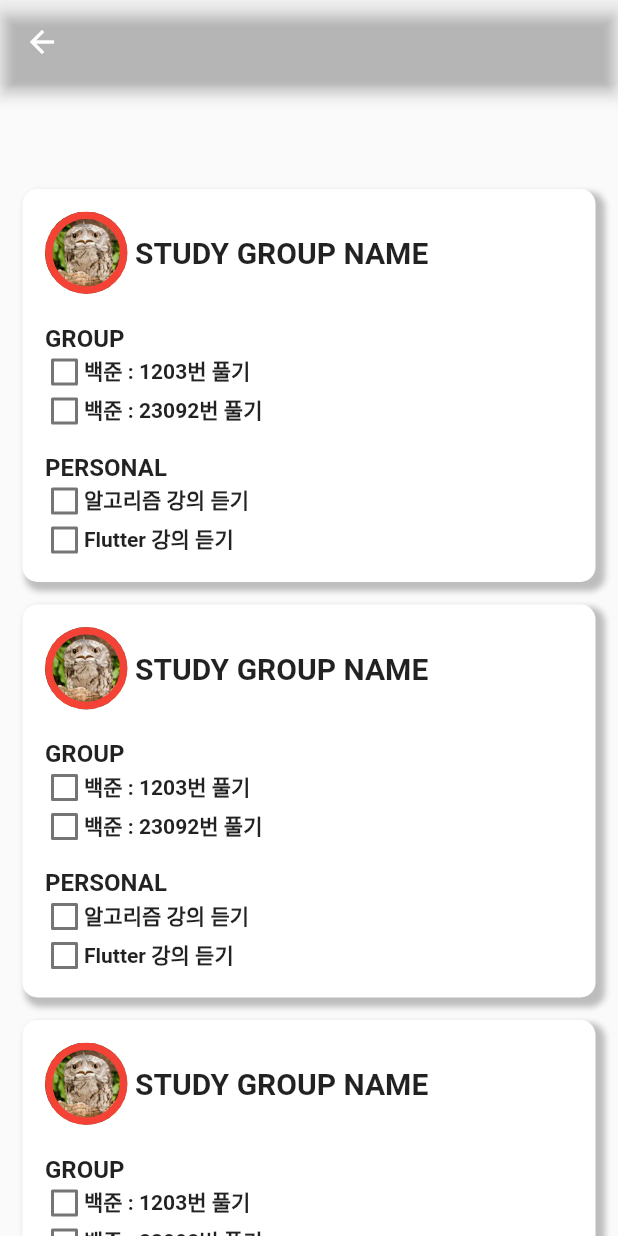
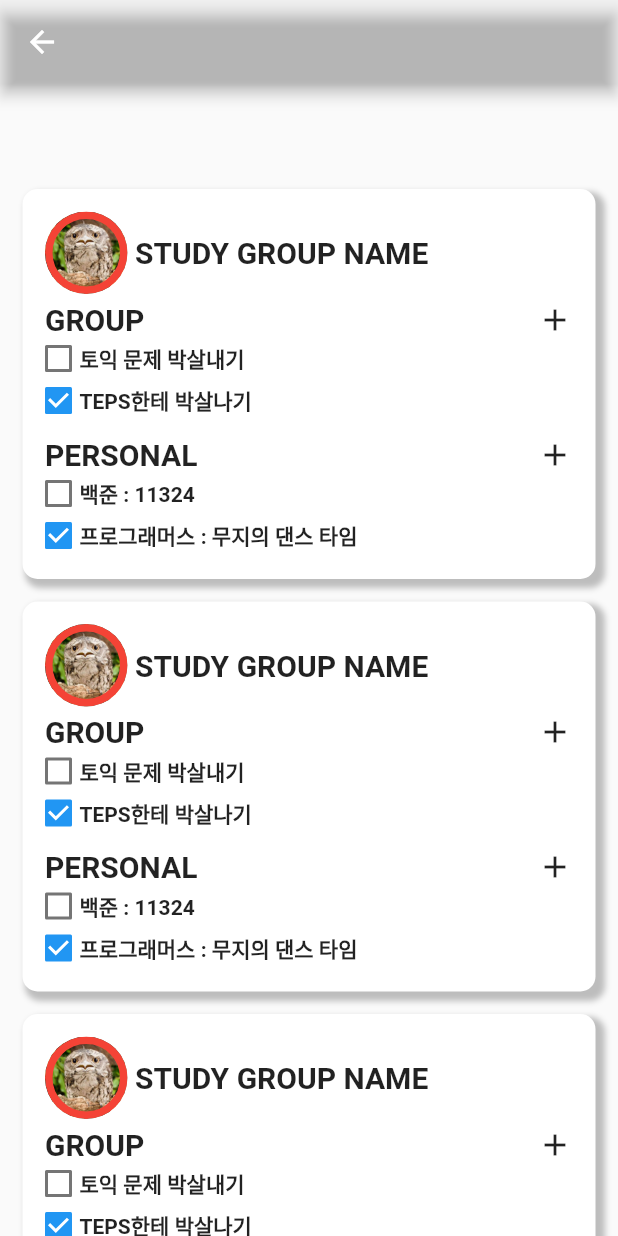
Before and after one commit to rbgus2002/cactusdy, a Flutter app: the HomeRoute screen opened directly, on a phone screen of 412 x 824 dp. Run offline on Flutter 3.47's test engine with Material 2 defaults, Android fonts, the phone set to English and light mode, and no system bars; our stand-ins replace fluttertoast; network calls fail.

Commit message:
[F] add : Task : Task 추가 및 애니메이션 추가

```diff
--- /dev/null
+++ b/frontend/lib/models/task.dart
@@ -0,0 +1,54 @@
+
+
+import 'package:flutter/cupertino.dart';
+import 'package:group_study_app/utilities/list_model.dart';
+
+class Task {
+  static const int nonAllocatedTaskId = -1;
+
+  int taskId;
+  String text;
+  bool isDone;
+
+  Task({
+    this.taskId = nonAllocatedTaskId,
+    this.text = "",
+    this.isDone = false,
+  });
+
+  //< FIXME : this is test module
+  static Future<List<Task>> getGroupTasks(int studyId, int roundId, int userId) async {
+    List<Task> groupTasks = [];
+
+    groupTasks.add(Task(taskId: nonAllocatedTaskId, text: "토익 문제 박살내기", isDone: false));
+    groupTasks.add(Task(taskId: nonAllocatedTaskId, text: "TEPS한테 박살나기", isDone: true));
+
+    return groupTasks;
+  }
+
+  //< FIXME : this is test module
+  static Future<List<Task>> getPersonalTasks(int studyId, int roundId, int userId) async {
+    List<Task> personalTasks = [];
+
+    personalTasks.add(Task(taskId: nonAllocatedTaskId, text: "백준 : 11324", isDone: false));
+    personalTasks.add(Task(taskId: nonAllocatedTaskId, text: "프로그래머스 : 무지의 댄스 타임", isDone: true));
+
+    return personalTasks;
+  }
+
+  //< FIXME : this is test module
+  //static Future<int> modifyTask(int task)
+
+  //< FIXME : this is test module
+
+
+  //< FIXME : this is test module
+  static Future<bool> switchIsDone(int taskId, bool current) async {
+    if (taskId == nonAllocatedTaskId) { return false; }
+
+    return !current;
+  }
+
+
+  //< FIXME : this is test module
+}
--- a/frontend/lib/routes/study_detail_route.dart
+++ b/frontend/lib/routes/study_detail_route.dart
@@ -77,7 +77,7 @@ class _StudyDetailRoute extends State<StudyDetailRoute> {
             RuleWidget(studyId: studyId),
             Design.padding15,
 
-            TitleWidget(title: "ROUND LIST", icon: AppIcons.add, onTap: _insert),
+            TitleWidget(title: "ROUND LIST", icon: AppIcons.add, onTap: _addRound),
             RoundInfoListWidget(key: _roundInformationListKey, studyId: studyId),
           ],
         )
@@ -85,7 +85,7 @@ class _StudyDetailRoute extends State<StudyDetailRoute> {
     );
   }
 
-  void _insert() {
+  void _addRound() {
     _roundInformationListKey.currentState!.addNewRound();
   }
 
--- a/frontend/lib/themes/design.dart
+++ b/frontend/lib/themes/design.dart
@@ -18,5 +18,12 @@ class Design{
       spreadRadius: 2,
       blurRadius: 3,
       offset: Offset(4, 4),
-  )];
+    )];
+
+  static const Widget loadingIndicator = SizedBox(
+      height: 128,
+      child: Center(
+        child: CircularProgressIndicator()
+      )
+    );
 }
--- a/frontend/lib/themes/text_styles.dart
+++ b/frontend/lib/themes/text_styles.dart
@@ -20,6 +20,6 @@ class TextStyles {
 
   static const hintTextStyle = TextStyle(fontSize: 12, color: ColorStyles.lightGrey);
   static const tagTextStyle = TextStyle(fontSize: 14, leadingDistribution: TextLeadingDistribution.even, fontWeight: _bold);
-  static const taskTextStyle = TextStyle(fontSize: 14, fontWeight: _semiBold, height: 1, color: ColorStyles.taskTextColor);
-  static const roundTextStyle = TextStyle(fontSize: 14, fontWeight: _semiBold, height: 1, color: ColorStyles.taskTextColor);
+  static const taskTextStyle = TextStyle(fontSize: 14, fontWeight: _semiBold, height: 0, color: ColorStyles.taskTextColor);
+  static const roundTextStyle = TextStyle(fontSize: 14, fontWeight: _semiBold, height: 0, color: ColorStyles.taskTextColor);
 }
--- a/frontend/lib/utilities/list_model.dart
+++ b/frontend/lib/utilities/list_model.dart
@@ -22,6 +22,12 @@ class ListModel<E> {
     _animatedList!.insertItem(index);
   }
 
+  void add(E item) {
+    int index = _items.length;
+    _items.insert(index, item);
+    _animatedList!.insertItem(index);
+  }
+
   /*
   E removeAt(int index) {
     final E removedItem = _items.removeAt(index);
--- a/frontend/lib/widgets/panels/notice_summary_panel.dart
+++ b/frontend/lib/widgets/panels/notice_summary_panel.dart
@@ -56,18 +56,6 @@ class NoticeSummaryPanel extends StatelessWidget {
               return const SizedBox();
             }
           }
-          /*
-            Column(
-              crossAxisAlignment: CrossAxisAlignment.start,
-              children: [
-                Text("[공지] 내일 늦게 오는 사람 커피 사기;;", style: TextStyles.bodyLarge),
-                Design.padding5,
-                Text("[공지] 이번주 금요일은 종강 기념으로 쉽니다~", style: TextStyles.bodyLarge),
-                Design.padding5,
-                Text("[공지] 저 결혼합니다..~", style: TextStyles.bodyLarge),
-                Design.padding5,
-              ],
-            ),*/
         ),
       ),
     );
--- a/frontend/lib/widgets/panels/study_group_panel.dart
+++ b/frontend/lib/widgets/panels/study_group_panel.dart
@@ -1,14 +1,14 @@
 import 'package:flutter/material.dart';
+import 'package:group_study_app/models/task.dart';
 import 'package:group_study_app/models/user.dart';
 import 'package:group_study_app/themes/design.dart';
 import 'package:group_study_app/themes/text_styles.dart';
 import 'package:group_study_app/utilities/test.dart';
 import 'package:group_study_app/widgets/buttons/outline_circle_button.dart';
 import 'package:group_study_app/widgets/panels/panel.dart';
-import 'package:group_study_app/widgets/tasks/check_box_task.dart';
-import 'package:group_study_app/widgets/tasks/task.dart';
 import 'package:group_study_app/widgets/circle_button_list.dart';
 import 'package:group_study_app/widgets/round_info_widget.dart';
+import 'package:group_study_app/widgets/task_list_widget.dart';
 
 class StudyGroupPanel extends Panel {
   List<Task>? groupTasks;
@@ -57,15 +57,8 @@ class StudyGroupPanel extends Panel {
           Design.padding5,
           //RoundInformationWidget(round: Test.testRound),
 
-          Design.padding15,
-          const Text("GROUP", style: TextStyles.titleSmall,),
-          CheckBoxTask(taskid: 0, text: "백준 : 1203번 풀기"),
-          CheckBoxTask(taskid: 0, text: "백준 : 23092번 풀기"),
-
-          Design.padding15,
-          const Text("PERSONAL", style: TextStyles.titleSmall,),
-          CheckBoxTask(taskid: 0, text: "알고리즘 강의 듣기"),
-          CheckBoxTask(taskid: 0, text: "Flutter 강의 듣기"),
+          TaskListWidget(
+              studyId: -1, roundId: -1, userId: -1),
         ],
       )
     );
--- a/frontend/lib/widgets/task_list_widget.dart
+++ b/frontend/lib/widgets/task_list_widget.dart
@@ -1,30 +1,129 @@
 import 'package:flutter/material.dart';
+import 'package:group_study_app/models/task.dart';
 import 'package:group_study_app/themes/app_icons.dart';
-import 'package:group_study_app/widgets/tasks/task.dart';
+import 'package:group_study_app/themes/design.dart';
+import 'package:group_study_app/utilities/list_model.dart';
+import 'package:group_study_app/widgets/tasks/task_widget.dart';
 import 'package:group_study_app/widgets/title_widget.dart';
 
-class TaskListWidget extends StatelessWidget {
-  String title;
-  List<Task> tasks;
+class TaskListWidget extends StatefulWidget {
+  final int studyId;
+  final int roundId;
+  final int userId;
 
-  TaskListWidget({
+  const TaskListWidget({
     super.key,
-    required this.title,
-    required this.tasks,
+    required this.studyId,
+    required this.roundId,
+    required this.userId,
   });
+
+  @override
+  State<TaskListWidget> createState() => _TaskListWidget();
+}
+
+class _TaskListWidget extends State<TaskListWidget> {
+  static const String _groupTitle = "GROUP";
+  static const String _personalTitle = "PERSONAL";
+  static const String _taskEmptyMessage = "Nothing to do...";
+
+  final GlobalKey<AnimatedListState> _groupTaskListKey = GlobalKey<AnimatedListState>();
+  final GlobalKey<AnimatedListState> _personalTaskListKey = GlobalKey<AnimatedListState>();
+
+  late final Future<List<Task>> _groupTaskList;
+  late final Future<List<Task>> _personalTaskList;
+  late final ListModel<Task> _groupTaskListModel;
+  late final ListModel<Task> _personalTaskListModel;
+
+  // FIXME
+  final int studyId = -1;
+  final int roundId = -1;
+  final int userId = -1;
+
+  bool _isInit = false;
+
+  @override
+  void initState() {
+    super.initState();
+    _groupTaskList = Task.getGroupTasks(studyId, roundId, userId);
+    _groupTaskList.then(
+      (taskList) { _groupTaskListModel = ListModel(listKey: _groupTaskListKey, initialItems: taskList); }
+    );
+    _personalTaskList = Task.getPersonalTasks(studyId, roundId, userId);
+    _personalTaskList.then(
+      (taskList) { _personalTaskListModel = ListModel(listKey: _personalTaskListKey, initialItems: taskList); }
+    );
+  }
 
   @override
   Widget build(BuildContext context) {
     return Column(
+      crossAxisAlignment: CrossAxisAlignment.start,
+      mainAxisSize: MainAxisSize.min,
       children: [
-        TitleWidget(title: title, icon: AppIcons.add),
+        TitleWidget(title: _groupTitle, icon: AppIcons.add,
+          onTap: () {
+            _groupTaskListModel.add(Task());
+          },),
+        FutureBuilder(
+          future: _groupTaskList,
+          builder: (context, snapshot) {
+            if (snapshot.hasData) {
+              _isInit = true;
+
+              if (_groupTaskListModel.length > 0) {
+                return AnimatedList(
+                  key: _groupTaskListKey,
+                    shrinkWrap: true,
+                    primary: false,
+                    scrollDirection:  Axis.vertical,
+
+                    initialItemCount: _groupTaskListModel.length,
+                    itemBuilder: _buildGroupTask,
+                );
+              }
+            }
+
+            return const Text(_taskEmptyMessage);
+          },
+        ),
+        Design.padding10,
+
+        TitleWidget(title: _personalTitle, icon: AppIcons.add),
+        FutureBuilder(
+          future: _personalTaskList,
+          builder: (context, snapshot) {
+            if (snapshot.hasData) {
+              _isInit = true;
+
+              if (_personalTaskListModel.length > 0) {
+                return AnimatedList(
+                  key: _personalTaskListKey,
+                  shrinkWrap: true,
+                  primary: false,
+                  scrollDirection:  Axis.vertical,
+
+                  initialItemCount: _personalTaskListModel.length,
+                  itemBuilder: _buildPersonalTask,
+                );
+              }
+            }
+
+            return const Text(_taskEmptyMessage);
+          },
+        ),
       ],
     );
   }
 
+  Widget _buildGroupTask(
+      BuildContext context, int index, Animation<double> animation) {
+    return TaskWidget(task: _groupTaskListModel[index], animation: animation,);
+  }
 
-
-
-
-
+  Widget _buildPersonalTask(
+      BuildContext context, int index, Animation<double> animation) {
+    return TaskWidget(task: _personalTaskListModel[index],
+    animation: animation,);
+  }
 }
--- a/frontend/lib/widgets/tasks/check_box_task.dart
+++ b/frontend/lib/widgets/tasks/check_box_task.dart
@@ -1,8 +1,9 @@
+/*
 import 'package:flutter/material.dart';
 import 'package:group_study_app/themes/design.dart';
 import 'package:group_study_app/themes/text_styles.dart';
 import 'package:group_study_app/utilities/test.dart';
-import 'package:group_study_app/widgets/tasks/task.dart';
+import 'package:group_study_app/widgets/tasks/task_widget.dart';
 
 class CheckBoxTask extends Task {
   bool _isChecked = false;
@@ -80,3 +81,5 @@ class _CheckBoxTask extends State<CheckBoxTask> {
     super.dispose();
   }
 }
+
+ */
--- a/frontend/lib/widgets/tasks/task.dart
+++ /dev/null
@@ -1,11 +0,0 @@
-import 'package:flutter/material.dart';
-
-abstract class Task extends StatefulWidget {
-  final int taskid;
-  bool isDone();
-
-  Task({
-    Key? key,
-    required this.taskid,
-  }) : super(key: key);
-}
--- /dev/null
+++ b/frontend/lib/widgets/tasks/task_widget.dart
@@ -0,0 +1,96 @@
+import 'package:flutter/material.dart';
+import 'package:group_study_app/models/task.dart';
+import 'package:group_study_app/themes/design.dart';
+import 'package:group_study_app/themes/text_styles.dart';
+import 'package:group_study_app/utilities/test.dart';
+
+class TaskWidget extends StatefulWidget {
+  final Task task;
+  final Animation<double> animation;
+
+  TaskWidget({
+    super.key,
+    required this.task,
+    required this.animation,
+  });
+
+  @override
+  State<TaskWidget> createState() => _TaskWidget();
+}
+
+class _TaskWidget extends State<TaskWidget> {
+  static const String _taskHintMessage = "할 일을 입력해 주세요";
+
+  late final TextEditingController _textEditingController;
+  bool _isEditable = false;
+
+  @override
+  void initState() {
+    _textEditingController = TextEditingController(text: widget.task.text);
+    super.initState();
+  }
+
+  @override
+  Widget build(BuildContext context) {
+    _textEditingController.text = widget.task.text??"";
+    return SizeTransition(
+      sizeFactor: widget.animation,
+      child: SizedBox(
+        height: 28,
+        child: GestureDetector(
+          onTap: () {
+            setState(() => _isEditable = true);
+          },
+
+          child: Row(
+            mainAxisAlignment: MainAxisAlignment.start,
+
+            children: [
+              SizedBox(
+                width: 18,
+                height: 18,
+                child: Checkbox(
+                  value: widget.task.isDone,
+                  onChanged: (value) {
+                    setState(() {
+                      widget.task.isDone = value!;
+                    });
+                  },
+                  materialTapTargetSize: MaterialTapTargetSize.shrinkWrap),
+              ),
+              Design.padding5,
+              Flexible(
+                fit: FlexFit.tight,
+                child: TextField(
+                  maxLines: 1,
+                  style: TextStyles.taskTextStyle,
+
+                  controller: _textEditingController,
+                  decoration: InputDecoration(
+                    hintText: _taskHintMessage,
+                    isDense: true,
+                    enabled: _isEditable,
+                    contentPadding: EdgeInsets.zero,
+                    disabledBorder: InputBorder.none,
+                  ),
+                  //textAlignVertical: TextAlignVertical.top,
+                  onTapOutside: (event) {
+                    if (_isEditable) {
+                      setState(() { _isEditable = false; });
+                    }
+                  },
+                ),
+              ),
+            ],
+          ),
+        ),
+      ),
+    );
+  }
+
+  @override
+  void dispose() {
+    _textEditingController.dispose();
+    super.dispose();
+  }
+}
```
Also changed, not shown: frontend/lib/models/round.dart (+9 -0 lines), frontend/lib/routes/notice_detail_route.dart (+1 -6 lines), frontend/lib/routes/notice_list_route.dart (+3 -10 lines), frontend/lib/routes/test_route.dart (+11 -1 lines), frontend/lib/widgets/round_info_list_widget.dart (+8 -5 lines), frontend/lib/widgets/round_info_widget.dart (+7 -1 lines).
